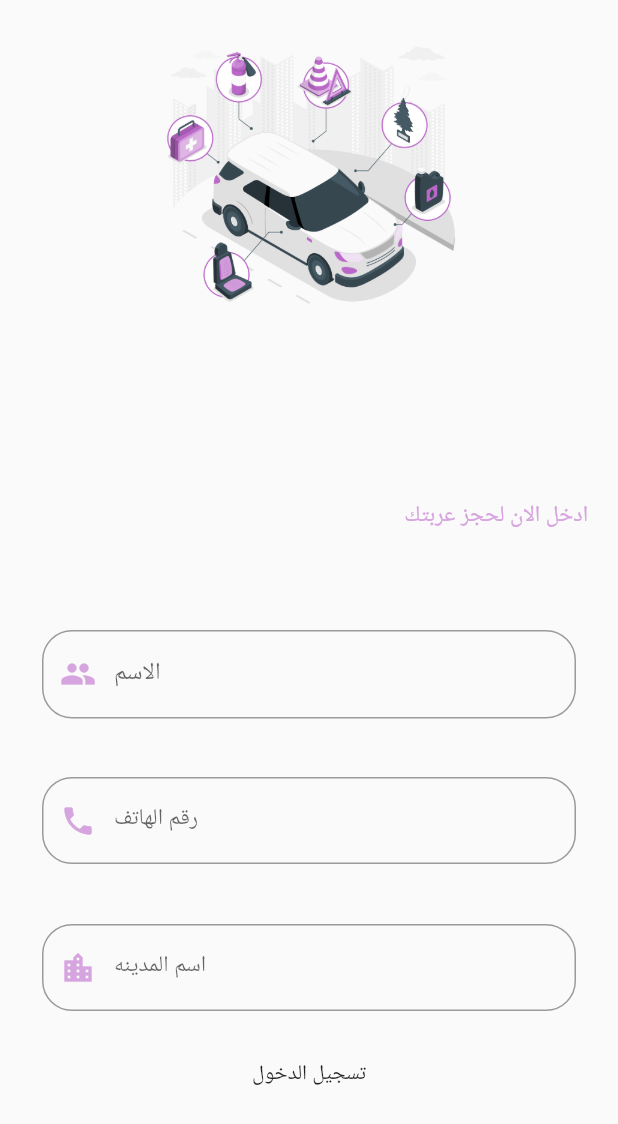
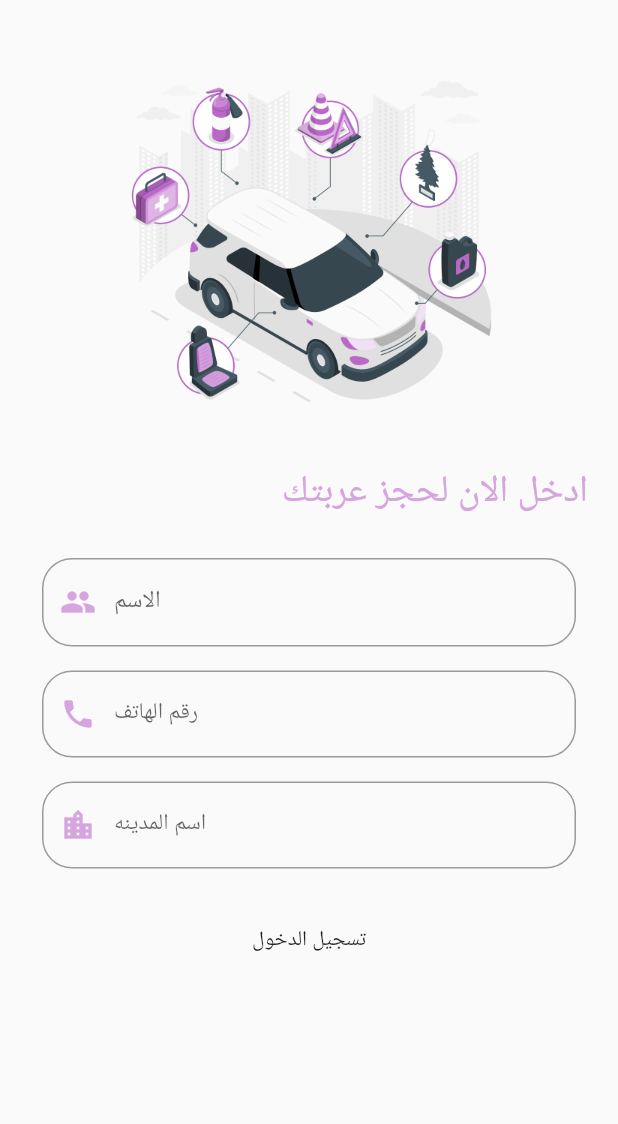
Before and after one commit to HatemAhmed10/HBus, a Flutter app: the screen it shows after launch, on a phone screen of 412 x 824 dp. Shown: the top 1124 px of the screen. Run offline on Flutter 3.47's test engine with Material 2 defaults, Android fonts, the phone set to English and light mode, and no system bars; our stand-ins replace animate_do, bloc, cloud_firestore, conditional_builder_null_safety, firebase_core, flutter_bloc and 6 more; missing offline and left inert: animated_button; accounts and stored records are empty; Roboto replaces fonts that are missing (bold).

Commit message:
4Change Design

```diff
--- a/lib/business_logic/2register/register_cubit.dart
+++ b/lib/business_logic/2register/register_cubit.dart
@@ -11,6 +11,7 @@ class register_Cubit extends Cubit<register_States> {
   register_Cubit() : super(registerInitialState());
 
   static register_Cubit get(context) => BlocProvider.of(context);
+
   UsersModel? model;
   void userCreate({
     required String name,
--- a/lib/presentation/screens/2register_Screen/register_view.dart
+++ b/lib/presentation/screens/2register_Screen/register_view.dart
@@ -8,7 +8,7 @@ class register_view extends StatelessWidget {
   @override
   Widget build(BuildContext context) {
     return Scaffold(
-      body: LogIn_Body(),
+      body: Container(child: LogIn_Body()),
     );
   }
 }
--- a/lib/presentation/widgets/2LogIn_Widgets/1Body_View.dart
+++ b/lib/presentation/widgets/2LogIn_Widgets/1Body_View.dart
@@ -1,6 +1,8 @@
 import 'package:flutter/material.dart';
 import 'package:flutter_bloc/flutter_bloc.dart';
 
+import '../../../business_logic/2register/register_cubit.dart';
+import '../../../business_logic/2register/register_state.dart';
 import '../../../shared/styles/colors.dart';
 import '2Body_Text.dart';
 import '3Body_TextForm.dart';
@@ -11,41 +13,46 @@ class LogIn_Body extends StatelessWidget {
 
   @override
   Widget build(BuildContext context) {
-    return Center(
+    return BlocProvider(
+      create: (BuildContext context) => register_Cubit(),
+      child: BlocBuilder<register_Cubit, register_States>(
+        builder: (context, state) {
+          return Container(
+            alignment: Alignment.topCenter,
             child: Padding(
               padding: const EdgeInsets.all(20.0),
+              child: SingleChildScrollView(
                 child: Column(
-          crossAxisAlignment: CrossAxisAlignment.start,
                   children: [
-            Expanded(
-              flex: 4,
-              child: Container(
+                    SizedBox(
+                      height: 20,
+                    ),
+                    Container(
                       // color: Colors.yellow,
                       child: const Body_Image_View(),
                     ),
+                    SizedBox(
+                      height: 20,
                     ),
-            Expanded(
-              flex: 1,
-              child: Container(
+                    Container(
                       // color: Colors.blue,
                       alignment: Alignment.centerRight,
                       width: double.infinity,
                       child: const Body_Text_View(),
                     ),
+                    SizedBox(
+                      height: 20,
                     ),
-            Expanded(
-              flex: 5,
-              child: Container(
+                    Container(
                       // color: Colors.red,
                       child: Body_TextForm_View(),
                     ),
-            ),
-
-            // const SizedBox(
-            //   height: 30.0,
-            // ),
                   ],
                 ),
+              ),
+            ),
+          );
+        },
       ),
     );
   }
--- a/lib/presentation/widgets/2LogIn_Widgets/2Body_Text.dart
+++ b/lib/presentation/widgets/2LogIn_Widgets/2Body_Text.dart
@@ -10,7 +10,7 @@ class Body_Text_View extends StatelessWidget {
         Text(
           "ادخل الان لحجز عربتك",
           style: TextStyle(
-            fontSize: 15,
+            fontSize: 25,
             fontFamily: "bold",
             color: Color(0xffD6A4DE),
           ),
--- a/lib/presentation/widgets/2LogIn_Widgets/3Body_TextForm.dart
+++ b/lib/presentation/widgets/2LogIn_Widgets/3Body_TextForm.dart
@@ -52,11 +52,11 @@ class Body_TextForm_View extends StatelessWidget {
         builder: (context, state) {
           return Form(
             key: formKey,
+            child: Container(
+              // color: Colors.blue,
               child: Column(
                 children: [
-                Expanded(
-                  flex: 1,
-                  child: Padding(
+                  Padding(
                     padding: const EdgeInsets.all(8.0),
                     child: Container(
                       child: TextFormField(
@@ -96,11 +96,7 @@ class Body_TextForm_View extends StatelessWidget {
                       ),
                     ),
                   ),
-                ),
-
-                Expanded(
-                  flex: 1,
-                  child: Padding(
+                  Padding(
                     padding: const EdgeInsets.all(8.0),
                     child: Container(
                       child: TextFormField(
@@ -133,10 +129,7 @@ class Body_TextForm_View extends StatelessWidget {
                       ),
                     ),
                   ),
-                ),
-                Expanded(
-                  flex: 1,
-                  child: Padding(
+                  Padding(
                     padding: const EdgeInsets.all(8.0),
                     child: Container(
                       child: TextFormField(
@@ -169,11 +162,16 @@ class Body_TextForm_View extends StatelessWidget {
                       ),
                     ),
                   ),
+                  SizedBox(
+                    height: 30,
                   ),
-
-                Expanded(
-                  flex: 1,
-                  child: Container(
+                  ConditionalBuilder(
+                    condition: state is! AddUserLoadingSuccessState,
+                    fallback: (context) => Center(
+                        child: CircularProgressIndicator(
+                      color: Color(0xffD6A4DE),
+                    )),
+                    builder: (context) => Container(
                       // color: Colors.blue,
                       child: CustomAnimatedButton(
                         // ButtonHight: 80,
@@ -245,6 +243,7 @@ class Body_TextForm_View extends StatelessWidget {
                   // // ),
                 ],
               ),
+            ),
           );
         },
       ),
--- a/lib/presentation/widgets/2LogIn_Widgets/4Body_Image.dart
+++ b/lib/presentation/widgets/2LogIn_Widgets/4Body_Image.dart
@@ -32,7 +32,7 @@ class _Body_Image_ViewState extends State<Body_Image_View> {
       children: [
         Container(
           // color: Colors.black,
-          height: 200,
+          height: 250,
           child: Stack(children: [
             Positioned(
               top: 0,
```
Also changed, not shown: lib/presentation/screens/5Travel_Desc_Screen/Travel_Desc_View.dart (+55 -6 lines), 1 other file. Lines whose indentation alone changed are shown as unchanged.
